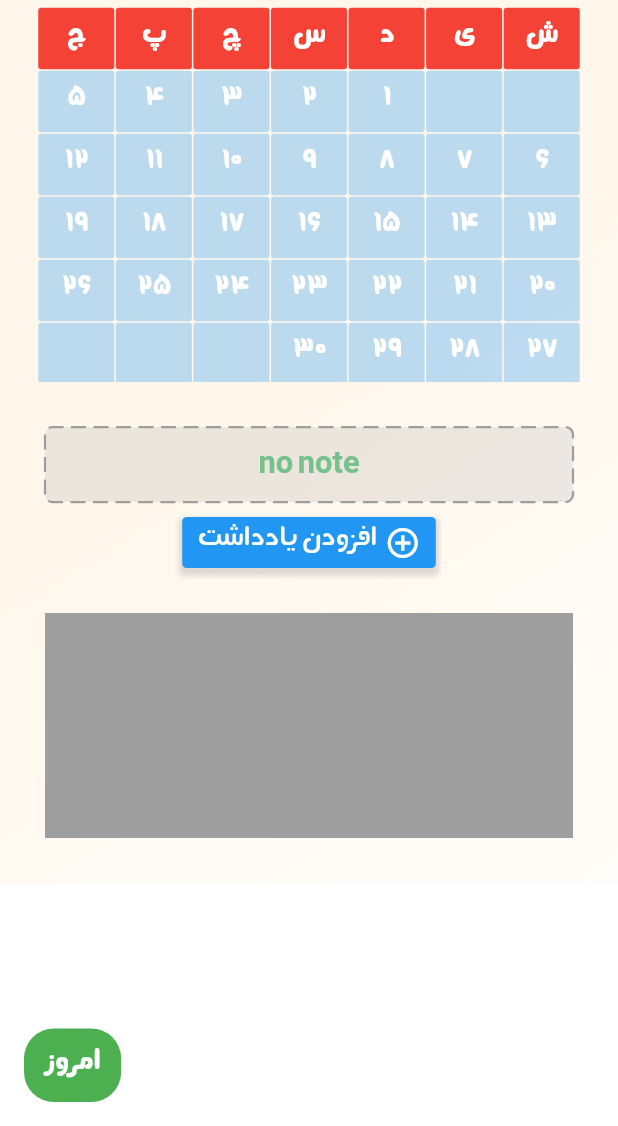
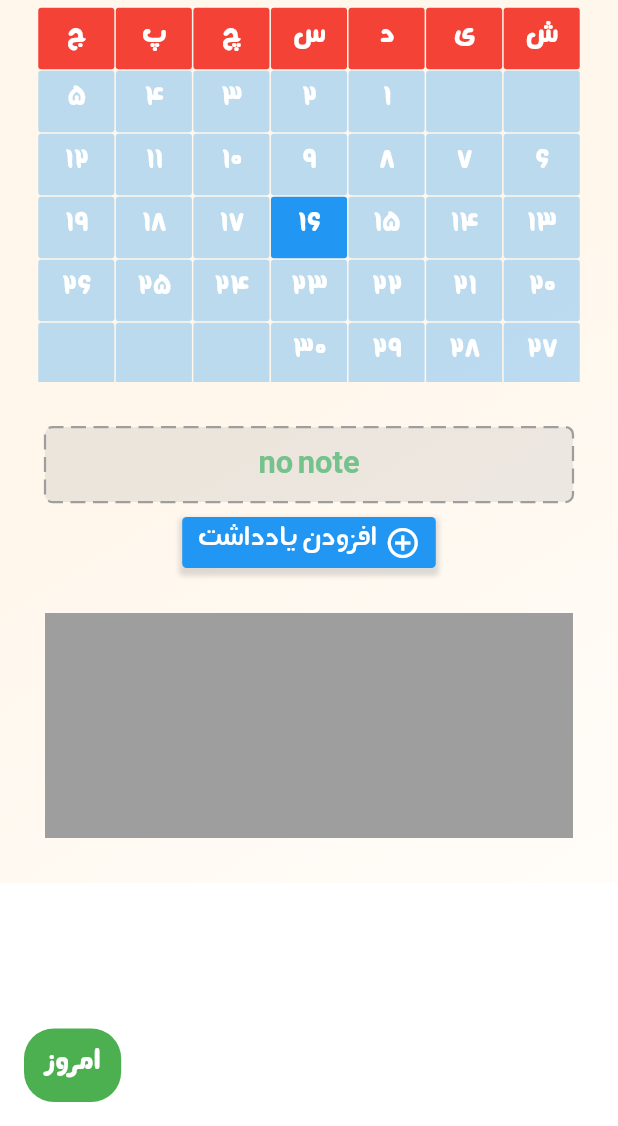
Before and after one commit to samad-nkarimi/today_app, a Flutter app: the CalendarPage screen opened by its route, on a phone screen of 412 x 824 dp, the part 110-1236 px from its top. Run offline on Flutter 3.47's test engine with Material 2 defaults, Android fonts, the phone set to English and light mode, and no system bars; drawn by our look-alikes of dotted_border; our stand-ins replace bloc, equatable, flutter_bloc, flutter_svg, sqflite; missing offline and left inert: flutter_email_sender, store_redirect; accounts and stored records are empty.

Commit message:
some changes

```diff
--- a/lib/custom_calendar.dart
+++ b/lib/custom_calendar.dart
@@ -38,12 +38,11 @@ class _CustomCalendarState extends State<CustomCalendar> {
 
   List<String> months = ["فروردین", "اردیبهشت", "خرداد", "تیر", "مرداد", "شهریور", "مهر", "آبان", "آذر", "دی", "بهمن", "اسفند"];
 
-  Widget rowText(String text, [bool isTitle = false]) {
-
+  Widget rowText(String text, {bool isTitle = false, bool isToday = false}) {
     return Container(
       alignment: Alignment.center,
       decoration: BoxDecoration(
-        color:isTitle ? Colors.red : Colors.blue.withOpacity(0.3),
+        color: isToday?Colors.blue:isTitle ? Colors.red : Colors.blue.withOpacity(0.3),
         borderRadius: BorderRadius.circular(2.0),
       ),
       padding: const EdgeInsets.all(10.0),
@@ -153,13 +152,13 @@ class _CustomCalendarState extends State<CustomCalendar> {
         // border: TableBorder.all(color: Colors.black.withOpacity(0.2)),
         children: [
           TableRow(children: [
-            rowText('ش', true),
-            rowText('ی', true),
-            rowText('د', true),
-            rowText('س', true),
-            rowText('چ', true),
-            rowText('پ', true),
-            rowText('ج', true),
+            rowText('ش', isTitle: true),
+            rowText('ی', isTitle: true),
+            rowText('د', isTitle: true),
+            rowText('س', isTitle: true),
+            rowText('چ', isTitle: true),
+            rowText('پ', isTitle: true),
+            rowText('ج', isTitle: true),
           ]),
           // ..._tableContentRows(),
           ..._tableRows(_tableContentRows(currentStartDay, currentMonth))
@@ -182,6 +181,9 @@ class _CustomCalendarState extends State<CustomCalendar> {
   }
 
   List<Widget> _tableContentRows(int startDay, int month) {
+    List<int> todayDate = _getTodayInShamsi();
+    int dayInMonth = todayDate[0];
+    int monthInYear = todayDate[1];
     List<Widget> list = [];
     int rowCount = 5;
     int endDay = month == 11 ? esfandLength : (month > 5 ? 30 : 31);
@@ -221,7 +223,8 @@ class _CustomCalendarState extends State<CustomCalendar> {
           correction++;
           continue;
         }
-        list.add(rowText((day <= endDay) ? '$day' : ""));
+        // do not forget to apply year too!!
+        (day == dayInMonth && month == monthInYear-1) ? list.add(rowText((day <= endDay) ? '$day' : "",isToday: true)) : list.add(rowText((day <= endDay) ? '$day' : ""));
       }
     }
 
--- a/lib/home_page.dart
+++ b/lib/home_page.dart
@@ -161,6 +161,8 @@ class _HomePageState extends State<HomePage> {
     );
   }
 
+
+
   Widget noNoteWidget() {
     return Container(
       height: 50,
--- a/lib/note_item_widget.dart
+++ b/lib/note_item_widget.dart
@@ -33,7 +33,7 @@ class NoteItem extends StatelessWidget {
         },
         secondaryBackground: Container(
           color: Colors.red,
-          child: Center(
+          child: const Center(
             child: Text("delete"),
           ),
         ),
```
Also changed, not shown: lib/form_widget.dart (+30 -21 lines).
